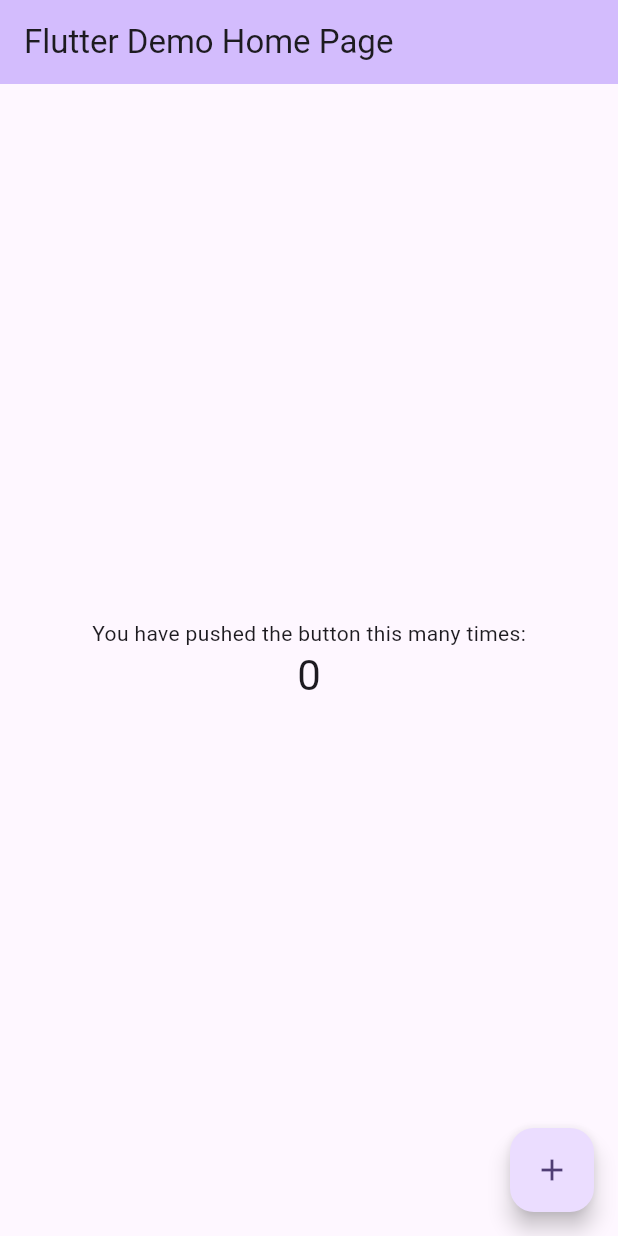
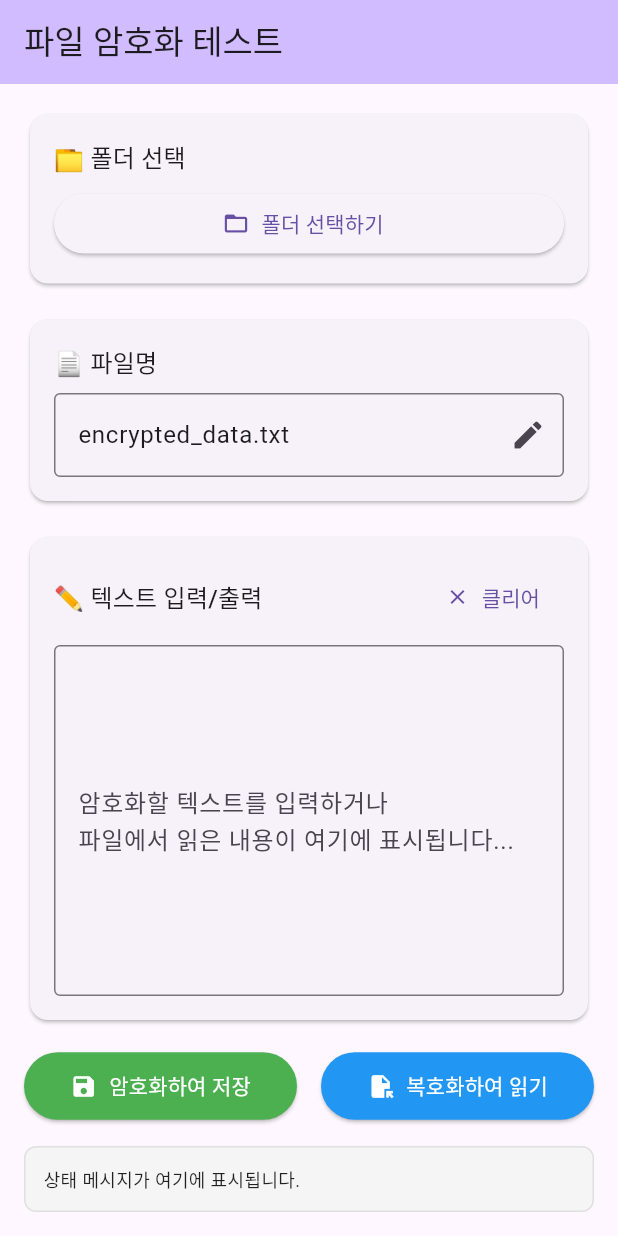
Before and after one commit to kihyun1998/my_secure_file, a Flutter app: the screen it shows after launch, on a phone screen of 412 x 824 dp. Run offline on Flutter 3.47's test engine with Material 3 defaults, Android fonts, the phone set to English and light mode, and no system bars; our stand-ins replace file_picker.

Commit message:
초기구현

```diff
--- /dev/null
+++ b/encrypted_data.txt
@@ -0,0 +1 @@
+czEgc2FpMSMxBwc2LnBzMTFuLQcyCkAHMTgHaDEHL2JldHRoLjlzYi4hIDEHCi8g
--- a/lib/main.dart
+++ b/lib/main.dart
@@ -1,125 +1,23 @@
 import 'package:flutter/material.dart';
 
+import 'screens/encryption_test_screen.dart';
+
 void main() {
-  runApp(const MyApp());
+  runApp(MyApp());
 }
 
 class MyApp extends StatelessWidget {
   const MyApp({super.key});
 
-  // This widget is the root of your application.
   @override
   Widget build(BuildContext context) {
     return MaterialApp(
-      title: 'Flutter Demo',
+      title: '파일 암호화 테스트',
       theme: ThemeData(
-        // This is the theme of your application.
-        //
-        // TRY THIS: Try running your application with "flutter run". You'll see
-        // the application has a purple toolbar. Then, without quitting the app,
-        // try changing the seedColor in the colorScheme below to Colors.green
-        // and then invoke "hot reload" (save your changes or press the "hot
-        // reload" button in a Flutter-supported IDE, or press "r" if you used
-        // the command line to start the app).
-        //
-        // Notice that the counter didn't reset back to zero; the application
-        // state is not lost during the reload. To reset the state, use hot
-        // restart instead.
-        //
-        // This works for code too, not just values: Most code changes can be
-        // tested with just a hot reload.
-        colorScheme: ColorScheme.fromSeed(seedColor: Colors.deepPurple),
+        primarySwatch: Colors.blue,
         useMaterial3: true,
       ),
-      home: const MyHomePage(title: 'Flutter Demo Home Page'),
+      home: EncryptionTestScreen(),
     );
   }
 }
-
-class MyHomePage extends StatefulWidget {
-  const MyHomePage({super.key, required this.title});
-
-  // This widget is the home page of your application. It is stateful, meaning
-  // that it has a State object (defined below) that contains fields that affect
-  // how it looks.
-
-  // This class is the configuration for the state. It holds the values (in this
-  // case the title) provided by the parent (in this case the App widget) and
-  // used by the build method of the State. Fields in a Widget subclass are
-  // always marked "final".
-
-  final String title;
-
-  @override
-  State<MyHomePage> createState() => _MyHomePageState();
-}
-
-class _MyHomePageState extends State<MyHomePage> {
-  int _counter = 0;
-
-  void _incrementCounter() {
-    setState(() {
-      // This call to setState tells the Flutter framework that something has
-      // changed in this State, which causes it to rerun the build method below
-      // so that the display can reflect the updated values. If we changed
-      // _counter without calling setState(), then the build method would not be
-      // called again, and so nothing would appear to happen.
-      _counter++;
-    });
-  }
-
-  @override
-  Widget build(BuildContext context) {
-    // This method is rerun every time setState is called, for instance as done
-    // by the _incrementCounter method above.
-    //
-    // The Flutter framework has been optimized to make rerunning build methods
-    // fast, so that you can just rebuild anything that needs updating rather
-    // than having to individually change instances of widgets.
-    return Scaffold(
-      appBar: AppBar(
-        // TRY THIS: Try changing the color here to a specific color (to
-        // Colors.amber, perhaps?) and trigger a hot reload to see the AppBar
-        // change color while the other colors stay the same.
-        backgroundColor: Theme.of(context).colorScheme.inversePrimary,
-        // Here we take the value from the MyHomePage object that was created by
-        // the App.build method, and use it to set our appbar title.
-        title: Text(widget.title),
-      ),
-      body: Center(
-        // Center is a layout widget. It takes a single child and positions it
-        // in the middle of the parent.
-        child: Column(
-          // Column is also a layout widget. It takes a list of children and
-          // arranges them vertically. By default, it sizes itself to fit its
-          // children horizontally, and tries to be as tall as its parent.
-          //
-          // Column has various properties to control how it sizes itself and
-          // how it positions its children. Here we use mainAxisAlignment to
-          // center the children vertically; the main axis here is the vertical
-          // axis because Columns are vertical (the cross axis would be
-          // horizontal).
-          //
-          // TRY THIS: Invoke "debug painting" (choose the "Toggle Debug Paint"
-          // action in the IDE, or press "p" in the console), to see the
-          // wireframe for each widget.
-          mainAxisAlignment: MainAxisAlignment.center,
-          children: <Widget>[
-            const Text(
-              'You have pushed the button this many times:',
-            ),
-            Text(
-              '$_counter',
-              style: Theme.of(context).textTheme.headlineMedium,
-            ),
-          ],
-        ),
-      ),
-      floatingActionButton: FloatingActionButton(
-        onPressed: _incrementCounter,
-        tooltip: 'Increment',
-        child: const Icon(Icons.add),
-      ), // This trailing comma makes auto-formatting nicer for build methods.
-    );
-  }
-}
--- /dev/null
+++ b/lib/screens/encryption_test_screen.dart
@@ -0,0 +1,220 @@
+import 'package:flutter/material.dart';
+import 'package:my_secure_file/service/encryption_service.dart';
+import 'package:path/path.dart' as path;
+
+import '../widgets/action_buttons.dart';
+import '../widgets/file_name_input.dart';
+import '../widgets/folder_selector.dart';
+import '../widgets/text_input_area.dart';
+
+class EncryptionTestScreen extends StatefulWidget {
+  const EncryptionTestScreen({super.key});
+
+  @override
+  _EncryptionTestScreenState createState() => _EncryptionTestScreenState();
+}
+
+class _EncryptionTestScreenState extends State<EncryptionTestScreen> {
+  final TextEditingController _textController = TextEditingController();
+  final TextEditingController _fileNameController = TextEditingController();
+  String? _selectedDirectory;
+  String _statusMessage = '';
+  bool _isLoading = false;
+
+  @override
+  void initState() {
+    super.initState();
+    _fileNameController.text = 'encrypted_data.txt'; // 기본 파일명
+  }
+
+  // 폴더 선택 콜백
+  void _onDirectorySelected(String? directory) {
+    setState(() {
+      _selectedDirectory = directory;
+      if (directory != null) {
+        _statusMessage = '폴더 선택됨: $directory';
+      } else {
+        _statusMessage = '폴더 선택이 취소되었거나 오류가 발생했습니다.';
+      }
+    });
+  }
+
+  // 파일 쓰기
+  Future<void> _writeFile() async {
+    if (_selectedDirectory == null) {
+      setState(() {
+        _statusMessage = '먼저 폴더를 선택해주세요!';
+      });
+      return;
+    }
+
+    if (_fileNameController.text.trim().isEmpty) {
+      setState(() {
+        _statusMessage = '파일명을 입력해주세요!';
+      });
+      return;
+    }
+
+    if (_textController.text.trim().isEmpty) {
+      setState(() {
+        _statusMessage = '암호화할 텍스트를 입력해주세요!';
+      });
+      return;
+    }
+
+    setState(() {
+      _isLoading = true;
+      _statusMessage = '파일 쓰는 중...';
+    });
+
+    try {
+      String filePath =
+          path.join(_selectedDirectory!, _fileNameController.text.trim());
+
+      await SimpleFileEncryption.writeEncryptedFile(
+          filePath, _textController.text);
+
+      setState(() {
+        _statusMessage = '✅ 파일이 성공적으로 암호화되어 저장되었습니다!\n경로: $filePath';
+      });
+    } catch (e) {
+      setState(() {
+        _statusMessage = '❌ 파일 쓰기 오류: $e';
+      });
+    } finally {
+      setState(() {
+        _isLoading = false;
+      });
+    }
+  }
+
+  // 파일 읽기
+  Future<void> _readFile() async {
+    if (_selectedDirectory == null) {
+      setState(() {
+        _statusMessage = '먼저 폴더를 선택해주세요!';
+      });
+      return;
+    }
+
+    if (_fileNameController.text.trim().isEmpty) {
+      setState(() {
+        _statusMessage = '파일명을 입력해주세요!';
+      });
+      return;
+    }
+
+    setState(() {
+      _isLoading = true;
+      _statusMessage = '파일 읽는 중...';
+    });
+
+    try {
+      String filePath =
+          path.join(_selectedDirectory!, _fileNameController.text.trim());
+
+      String decryptedData =
+          await SimpleFileEncryption.readEncryptedFile(filePath);
+
+      setState(() {
+        _textController.text = decryptedData;
+        _statusMessage = '✅ 파일이 성공적으로 복호화되었습니다!\n경로: $filePath';
+      });
+    } catch (e) {
+      setState(() {
+        _statusMessage = '❌ 파일 읽기 오류: $e';
+      });
+    } finally {
+      setState(() {
+        _isLoading = false;
+      });
+    }
+  }
+
+  // 텍스트 필드 클리어
+  void _clearText() {
+    setState(() {
+      _textController.clear();
+      _statusMessage = '텍스트가 클리어되었습니다.';
+    });
+  }
+
+  @override
+  Widget build(BuildContext context) {
+    return Scaffold(
+      appBar: AppBar(
+        title: Text('파일 암호화 테스트'),
+        backgroundColor: Theme.of(context).colorScheme.inversePrimary,
+      ),
+      body: Padding(
+        padding: EdgeInsets.all(16.0),
+        child: Column(
+          crossAxisAlignment: CrossAxisAlignment.stretch,
+          children: [
+            // 폴더 선택 섹션
+            FolderSelector(
+              selectedDirectory: _selectedDirectory,
+              onDirectorySelected: _onDirectorySelected,
+            ),
+
+            SizedBox(height: 16),
+
+            // 파일명 입력
+            FileNameInput(
+              controller: _fileNameController,
+            ),
+
+            SizedBox(height: 16),
+
+            // 텍스트 입력 섹션
+            Expanded(
+              child: TextInputArea(
+                controller: _textController,
+                onClear: _clearText,
+              ),
+            ),
+
+            SizedBox(height: 16),
+
+            // 버튼 섹션
+            ActionButtons(
+              isLoading: _isLoading,
+              onWrite: _writeFile,
+              onRead: _readFile,
+            ),
+
+            SizedBox(height: 16),
+
+            // 상태 메시지
+            Container(
+              padding: EdgeInsets.all(12),
+              decoration: BoxDecoration(
+                color: Colors.grey[100],
+                borderRadius: BorderRadius.circular(8),
+                border: Border.all(color: Colors.grey[300]!),
+              ),
+              child: Text(
+                _statusMessage.isEmpty ? '상태 메시지가 여기에 표시됩니다.' : _statusMessage,
+                style: TextStyle(
+                  fontSize: 12,
+                  color: _statusMessage.contains('❌')
+                      ? Colors.red
+                      : _statusMessage.contains('✅')
+                          ? Colors.green
+                          : Colors.black87,
+                ),
+              ),
+            ),
+          ],
+        ),
+      ),
+    );
+  }
+
+  @override
+  void dispose() {
+    _textController.dispose();
+    _fileNameController.dispose();
+    super.dispose();
+  }
+}
--- /dev/null
+++ b/lib/widgets/action_buttons.dart
@@ -0,0 +1,57 @@
+import 'package:flutter/material.dart';
+
+class ActionButtons extends StatelessWidget {
+  final bool isLoading;
+  final VoidCallback onWrite;
+  final VoidCallback onRead;
+
+  const ActionButtons({
+    super.key,
+    required this.isLoading,
+    required this.onWrite,
+    required this.onRead,
+  });
+
+  @override
+  Widget build(BuildContext context) {
+    return Row(
+      children: [
+        Expanded(
+          child: ElevatedButton.icon(
+            onPressed: isLoading ? null : onWrite,
+            icon: isLoading
+                ? SizedBox(
+                    width: 16,
+                    height: 16,
+                    child: CircularProgressIndicator(strokeWidth: 2))
+                : Icon(Icons.save),
+            label: Text('암호화하여 저장'),
+            style: ElevatedButton.styleFrom(
+              padding: EdgeInsets.symmetric(vertical: 12),
+              backgroundColor: Colors.green,
+              foregroundColor: Colors.white,
+            ),
+          ),
+        ),
+        SizedBox(width: 16),
+        Expanded(
+          child: ElevatedButton.icon(
+            onPressed: isLoading ? null : onRead,
+            icon: isLoading
+                ? SizedBox(
+                    width: 16,
+                    height: 16,
+                    child: CircularProgressIndicator(strokeWidth: 2))
+                : Icon(Icons.file_open),
+            label: Text('복호화하여 읽기'),
+            style: ElevatedButton.styleFrom(
+              padding: EdgeInsets.symmetric(vertical: 12),
+              backgroundColor: Colors.blue,
+              foregroundColor: Colors.white,
+            ),
+          ),
+        ),
+      ],
+    );
+  }
+}
--- /dev/null
+++ b/lib/widgets/file_name_input.dart
@@ -0,0 +1,37 @@
+import 'package:flutter/material.dart';
+
+class FileNameInput extends StatelessWidget {
+  final TextEditingController controller;
+
+  const FileNameInput({
+    super.key,
+    required this.controller,
+  });
+
+  @override
+  Widget build(BuildContext context) {
+    return Card(
+      child: Padding(
+        padding: EdgeInsets.all(16.0),
+        child: Column(
+          crossAxisAlignment: CrossAxisAlignment.stretch,
+          children: [
+            Text(
+              '📄 파일명',
+              style: Theme.of(context).textTheme.titleMedium,
+            ),
+            SizedBox(height: 8),
+            TextField(
+              controller: controller,
+              decoration: InputDecoration(
+                border: OutlineInputBorder(),
+                hintText: 'example.txt',
+                suffixIcon: Icon(Icons.edit),
+              ),
+            ),
+          ],
+        ),
+      ),
+    );
+  }
+}
--- /dev/null
+++ b/lib/widgets/folder_selector.dart
@@ -0,0 +1,54 @@
+import 'package:file_picker/file_picker.dart';
+import 'package:flutter/material.dart';
+
+class FolderSelector extends StatelessWidget {
+  final String? selectedDirectory;
+  final Function(String?) onDirectorySelected;
+
+  const FolderSelector({
+    super.key,
+    required this.selectedDirectory,
+    required this.onDirectorySelected,
+  });
+
+  Future<void> _selectDirectory() async {
+    try {
+      String? selectedDirectory = await FilePicker.platform.getDirectoryPath();
+      onDirectorySelected(selectedDirectory);
+    } catch (e) {
+      // 에러는 부모 위젯에서 처리
+      onDirectorySelected(null);
+    }
+  }
+
+  @override
+  Widget build(BuildContext context) {
+    return Card(
+      child: Padding(
+        padding: EdgeInsets.all(16.0),
+        child: Column(
+          crossAxisAlignment: CrossAxisAlignment.stretch,
+          children: [
+            Text(
+              '📁 폴더 선택',
+              style: Theme.of(context).textTheme.titleMedium,
+            ),
+            SizedBox(height: 8),
+            ElevatedButton.icon(
+              onPressed: _selectDirectory,
+              icon: Icon(Icons.folder_open),
+              label: Text(selectedDirectory == null ? '폴더 선택하기' : '폴더 변경하기'),
+            ),
+            if (selectedDirectory != null) ...[
+              SizedBox(height: 8),
+              Text(
+                '선택된 폴더: $selectedDirectory',
+                style: TextStyle(fontSize: 12, color: Colors.grey[600]),
+              ),
+            ],
+          ],
+        ),
+      ),
+    );
+  }
+}
--- /dev/null
+++ b/lib/widgets/text_input_area.dart
@@ -0,0 +1,52 @@
+import 'package:flutter/material.dart';
+
+class TextInputArea extends StatelessWidget {
+  final TextEditingController controller;
+  final VoidCallback onClear;
+
+  const TextInputArea({
+    super.key,
+    required this.controller,
+    required this.onClear,
+  });
+
+  @override
+  Widget build(BuildContext context) {
+    return Card(
+      child: Padding(
+        padding: EdgeInsets.all(16.0),
+        child: Column(
+          crossAxisAlignment: CrossAxisAlignment.stretch,
+          children: [
+            Row(
+              mainAxisAlignment: MainAxisAlignment.spaceBetween,
+              children: [
+                Text(
+                  '✏️ 텍스트 입력/출력',
+                  style: Theme.of(context).textTheme.titleMedium,
+                ),
+                TextButton.icon(
+                  onPressed: onClear,
+                  icon: Icon(Icons.clear, size: 16),
+                  label: Text('클리어'),
+                ),
+              ],
+            ),
+            SizedBox(height: 8),
+            Expanded(
+              child: TextField(
+                controller: controller,
+                maxLines: null,
+                expands: true,
+                decoration: InputDecoration(
+                  border: OutlineInputBorder(),
+                  hintText: '암호화할 텍스트를 입력하거나\n파일에서 읽은 내용이 여기에 표시됩니다...',
+                ),
+              ),
+            ),
+          ],
+        ),
+      ),
+    );
+  }
+}
```
Also changed, not shown: lib/service/encryption_service.dart (added, +161 -0 lines), pubspec.yaml (+5 -39 lines), pubspec.lock.
